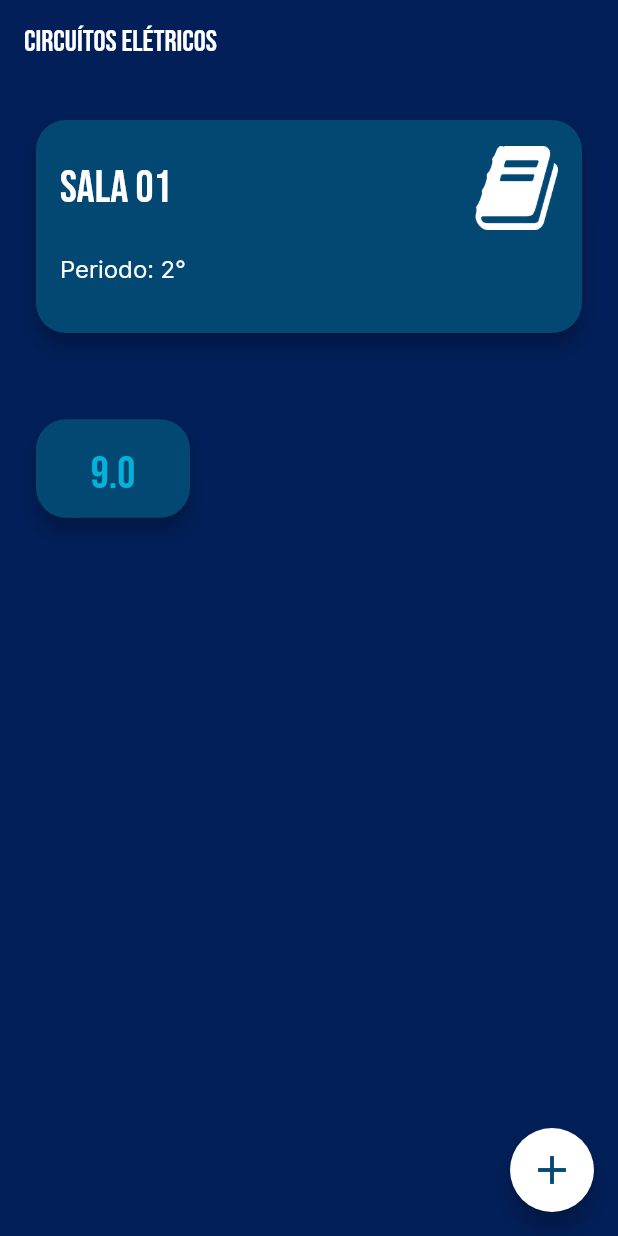
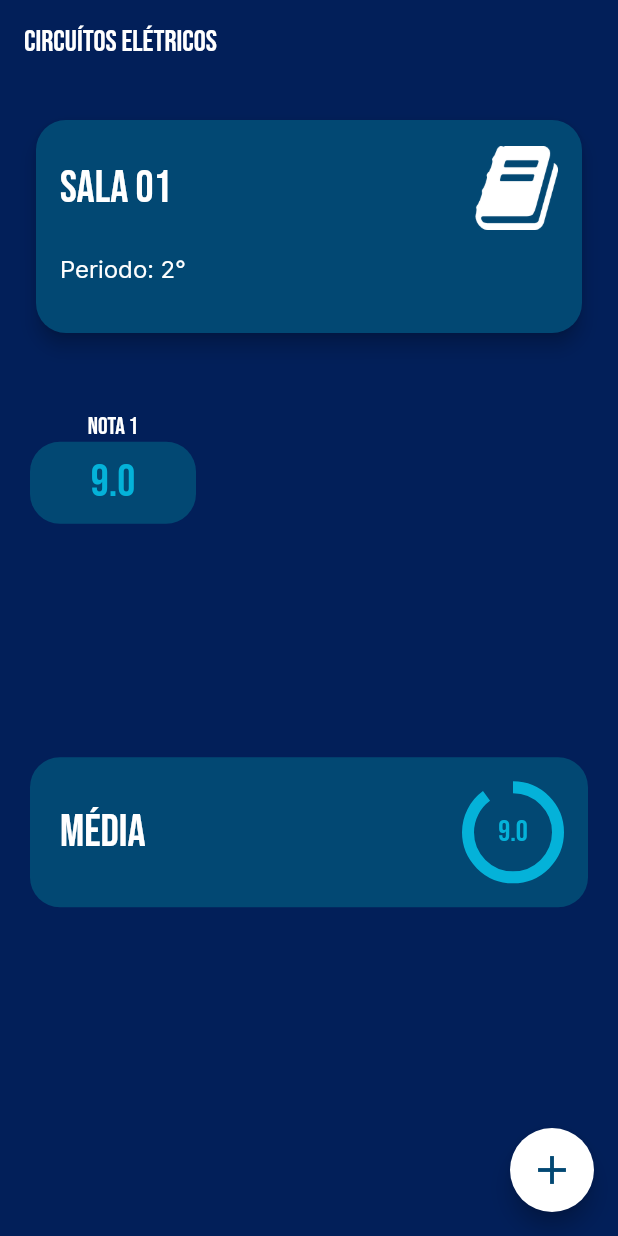
Before and after one commit to yurilima7/Acad-Facil, a Flutter app: the screen it shows after launch, after a tap on "Circuítos Elétricos", on a phone screen of 412 x 824 dp. Run offline on Flutter 3.47's test engine with Material 2 defaults, Android fonts, the phone set to English and light mode, and no system bars; our stand-ins replace flutter_svg.

Commit message:
Renomeando pastas e criando gráfico de notas

```diff
--- a/acad_facil/lib/App/Core/Styles/text_styles.dart
+++ b/acad_facil/lib/App/Core/Styles/text_styles.dart
@@ -57,6 +57,11 @@ class TextStyles {
     fontSize: 12,
   );
 
+  TextStyle get chartTitle => primaryRegular.copyWith(
+    color: ColorsStyles.terciary,
+    fontSize: 20,
+  );
+
   TextStyle get secundaryTitle => secondaryRegular.copyWith(
     color: ColorsStyles.white,
     fontSize: 16,
--- /dev/null
+++ b/acad_facil/lib/App/Core/Widgets/card_avarage.dart
@@ -0,0 +1,12 @@
+import 'package:flutter/material.dart';
+
+class CardAvarage extends StatelessWidget {
+  const CardAvarage({Key? key}) : super(key: key);
+
+  @override
+  Widget build(BuildContext context) {
+    return const Card(
+
+    );
+  }
+}
--- /dev/null
+++ b/acad_facil/lib/App/Core/Widgets/sticker_percent.dart
@@ -0,0 +1,45 @@
+import 'package:acad_facil/App/Core/Styles/colors_styles.dart';
+import 'package:acad_facil/App/Core/Styles/text_styles.dart';
+import 'package:flutter/material.dart';
+
+class StickerPercent extends StatelessWidget {
+  final double avarage;
+  const StickerPercent({Key? key, required this.avarage}) : super(key: key);
+
+  @override
+  Widget build(BuildContext context) {
+
+    return Stack(
+      alignment: Alignment.center,
+
+      children: [
+        Container(
+          width: 60,
+          height: 60,
+
+          decoration: const BoxDecoration(
+            shape: BoxShape.circle,
+          ),
+
+          child: Center(
+            child: Text(
+              '$avarage',
+              style: context.textStyles.chartTitle,
+            ),
+          ),
+        ),
+
+        SizedBox(
+          width: 60,
+          height: 60,
+
+          child: CircularProgressIndicator(
+            value: avarage / 10.0,
+            color: ColorsStyles.terciary,
+            strokeWidth: 8,
+          ),
+        ),
+      ],
+    );
+  }
+}
--- a/acad_facil/lib/App/Screens/Details Screen/Widgets/grades_form.dart
+++ /dev/null
@@ -1,36 +0,0 @@
-import 'package:acad_facil/App/Core/Styles/text_styles.dart';
-import 'package:flutter/material.dart';
-
-class GradesForm extends StatelessWidget {
-  final int i;
-  final double grade;
-
-  const GradesForm({
-    Key? key,
-    required this.i,
-    required this.grade,
-  }) : super(key: key);
-
-  @override
-  Widget build(BuildContext context) {
-
-    return Card(
-      color: Theme.of(context).colorScheme.secondary,
-      elevation: 5,
-      shape: RoundedRectangleBorder(borderRadius: BorderRadius.circular(20.0)),
-
-      child: ListTile(
-        title: Center(
-          child: Text(
-            '$grade',
-            style: context.textStyles.grade,
-          ),
-        ),
-      ),
-    );
-  }
-}
-
-// Text('Nota $i', style: TextStyles.i.mainTitle,),
-
-        // const SizedBox(height: 9),
--- /dev/null
+++ b/acad_facil/lib/App/Screens/Details_Screen/Widgets/grades_form.dart
@@ -0,0 +1,39 @@
+import 'package:acad_facil/App/Core/Styles/colors_styles.dart';
+import 'package:acad_facil/App/Core/Styles/text_styles.dart';
+import 'package:flutter/material.dart';
+
+class GradesForm extends StatelessWidget {
+  final int i;
+  final double grade;
+
+  const GradesForm({
+    Key? key,
+    required this.i,
+    required this.grade,
+  }) : super(key: key);
+
+  @override
+  Widget build(BuildContext context) {
+    return Column(
+      children: [
+        Text('Nota $i', style: TextStyles.i.mainTitle,),
+
+        Expanded(
+          child: Container(
+            decoration: BoxDecoration(
+              color: ColorsStyles.secundary,
+              borderRadius: BorderRadius.circular(20),
+            ),
+
+            child: Center(
+              child: Text(
+                '$grade',
+                style: context.textStyles.grade,
+              ),
+            ),
+          ),
+        ),
+      ],
+    );
+  }
+}
--- a/acad_facil/lib/App/Screens/Details Screen/Widgets/grid_grades.dart
+++ b/acad_facil/lib/App/Screens/Details_Screen/Widgets/grid_grades.dart
@@ -1,6 +1,6 @@
 import 'package:acad_facil/App/Core/Styles/text_styles.dart';
 import 'package:acad_facil/App/Models/disciplines.dart';
-import 'package:acad_facil/App/Screens/Details%20Screen/Widgets/grades_form.dart';
+import 'package:acad_facil/App/Screens/Details_Screen/Widgets/grades_form.dart';
 import 'package:flutter/material.dart';
 
 class GridGrades extends StatelessWidget {
@@ -16,7 +16,7 @@ class GridGrades extends StatelessWidget {
     final disciplinesCount = disciplines.grades.length;
 
     return SizedBox(
-      height: 380,
+      height: 180,
       child: disciplinesCount > 0 ? GridView.builder(
 
         gridDelegate: const SliverGridDelegateWithFixedCrossAxisCount(
--- /dev/null
+++ b/acad_facil/lib/App/Screens/Details_Screen/Widgets/local_avarage.dart
@@ -0,0 +1,32 @@
+import 'package:acad_facil/App/Core/Styles/colors_styles.dart';
+import 'package:acad_facil/App/Core/Styles/text_styles.dart';
+import 'package:acad_facil/App/Core/Widgets/sticker_percent.dart';
+import 'package:flutter/material.dart';
+
+class LocalAvarage extends StatelessWidget {
+  final double avarage;
+  const LocalAvarage({Key? key, required this.avarage}) : super(key: key);
+
+  @override
+  Widget build(BuildContext context) {
+
+    return Container(
+      height: 100,
+      padding: const EdgeInsets.all(20.0),
+
+      decoration: BoxDecoration(
+        color: ColorsStyles.secundary,
+        borderRadius: BorderRadius.circular(20),
+      ),
+
+      child: Row(
+        mainAxisAlignment: MainAxisAlignment.spaceBetween,
+
+        children: [
+          Text('Média', style: context.textStyles.bigTitle),
+          StickerPercent(avarage: avarage,),
+        ],
+      ),
+    );
+  }
+}
--- a/acad_facil/lib/App/Screens/Details Screen/Widgets/schedule_form.dart
+++ b/acad_facil/lib/App/Screens/Details_Screen/Widgets/schedule_form.dart
@@ -8,8 +8,8 @@ class ScheduleForm extends StatelessWidget {
     return Row(
       children: [
         Container(
-          height: 70,
-          width: 35,
+          height: 100,
+          width: 50,
 
           decoration: BoxDecoration(
             border: Border.all(
@@ -31,6 +31,13 @@ class ScheduleForm extends StatelessWidget {
                   fontSize: 16,
                 ),
               ),
+              Text(
+                'T1',
+                style: TextStyle(
+                  color: Colors.white,
+                  fontSize: 16,
+                ),
+              ),
             ],
           ),
         ),
--- a/acad_facil/lib/App/Screens/Details Screen/details_screen.dart
+++ b/acad_facil/lib/App/Screens/Details_Screen/details_screen.dart
@@ -1,7 +1,9 @@
 import 'package:acad_facil/App/Core/Widgets/floating_button.dart';
 import 'package:acad_facil/App/Core/Widgets/information_card.dart';
 import 'package:acad_facil/App/Models/disciplines.dart';
-import 'package:acad_facil/App/Screens/Details%20Screen/Widgets/grid_grades.dart';
+import 'package:acad_facil/App/Screens/Details_Screen/Widgets/grid_grades.dart';
+import 'package:acad_facil/App/Screens/Details_Screen/Widgets/local_avarage.dart';
+import 'package:acad_facil/App/Screens/Details_Screen/Widgets/schedule_form.dart';
 import 'package:flutter/material.dart';
 
 class DetailsScreen extends StatelessWidget {
@@ -38,6 +40,8 @@ class DetailsScreen extends StatelessWidget {
               ),
 
               GridGrades(disciplines: disciplines),
+
+              LocalAvarage(avarage: disciplines.avarage,),
             ],
           ),
         ),
--- a/acad_facil/lib/App/Screens/Disciplines Screen/disciplines_screen.dart
+++ b/acad_facil/lib/App/Screens/Disciplines_Screen/disciplines_screen.dart
@@ -1,6 +1,6 @@
 import 'package:acad_facil/App/Core/Widgets/floating_button.dart';
-import 'package:acad_facil/App/Screens/Disciplines%20Screen/Widgets/grid_disciplines.dart';
-import 'package:acad_facil/App/Screens/Disciplines%20Screen/Widgets/search.dart';
+import 'package:acad_facil/App/Screens/Disciplines_Screen/Widgets/grid_disciplines.dart';
+import 'package:acad_facil/App/Screens/Disciplines_Screen/Widgets/search.dart';
 import 'package:flutter/material.dart';
 
 class DisciplinesScreen extends StatelessWidget {
--- a/acad_facil/lib/App/Screens/Home Screen/home_screen.dart
+++ b/acad_facil/lib/App/Screens/Home_Screen/home_screen.dart
@@ -3,7 +3,7 @@ import 'package:acad_facil/App/Controllers/user_controller.dart';
 import 'package:acad_facil/App/Core/Styles/colors_styles.dart';
 import 'package:acad_facil/App/Core/Utils/app_routes.dart';
 import 'package:acad_facil/App/Core/Widgets/information_card.dart';
-import 'package:acad_facil/App/Screens/Home%20Screen/Widgets/grid_disciplines.dart';
+import 'package:acad_facil/App/Screens/Home_Screen/Widgets/grid_disciplines.dart';
 import 'package:acad_facil/App/Core/Styles/text_styles.dart';
 import 'package:acad_facil/App/Core/Widgets/text_button_app.dart';
 import 'package:flutter/material.dart';
```
Also changed, not shown: acad_facil/lib/App/Screens/tabs_screen.dart (+4 -4 lines), acad_facil/lib/App/acad_facil.dart (+6 -6 lines), acad_facil/lib/App/Screens/Disciplines_Screen/Widgets/grid_disciplines.dart (renamed from acad_facil/lib/App/Screens/Disciplines Screen/Widgets/grid_disciplines.dart), acad_facil/lib/App/Screens/Disciplines_Screen/Widgets/search.dart (renamed from acad_facil/lib/App/Screens/Disciplines Screen/Widgets/search.dart), acad_facil/lib/App/Screens/Grades_Screen/grades_screen.dart (renamed from acad_facil/lib/App/Screens/Grades Screen/grades_screen.dart), acad_facil/lib/App/Screens/Home_Screen/Widgets/grid_disciplines.dart (renamed from acad_facil/lib/App/Screens/Home Screen/Widgets/grid_disciplines.dart), acad_facil/lib/App/Screens/Schedules_Screen/schedules_screen.dart (renamed from acad_facil/lib/App/Screens/Schedules Screen/schedules_screen.dart), acad_facil/lib/App/Screens/Settings_Screen/settings_screen.dart (renamed from acad_facil/lib/App/Screens/Settings Screen/settings_screen.dart).
